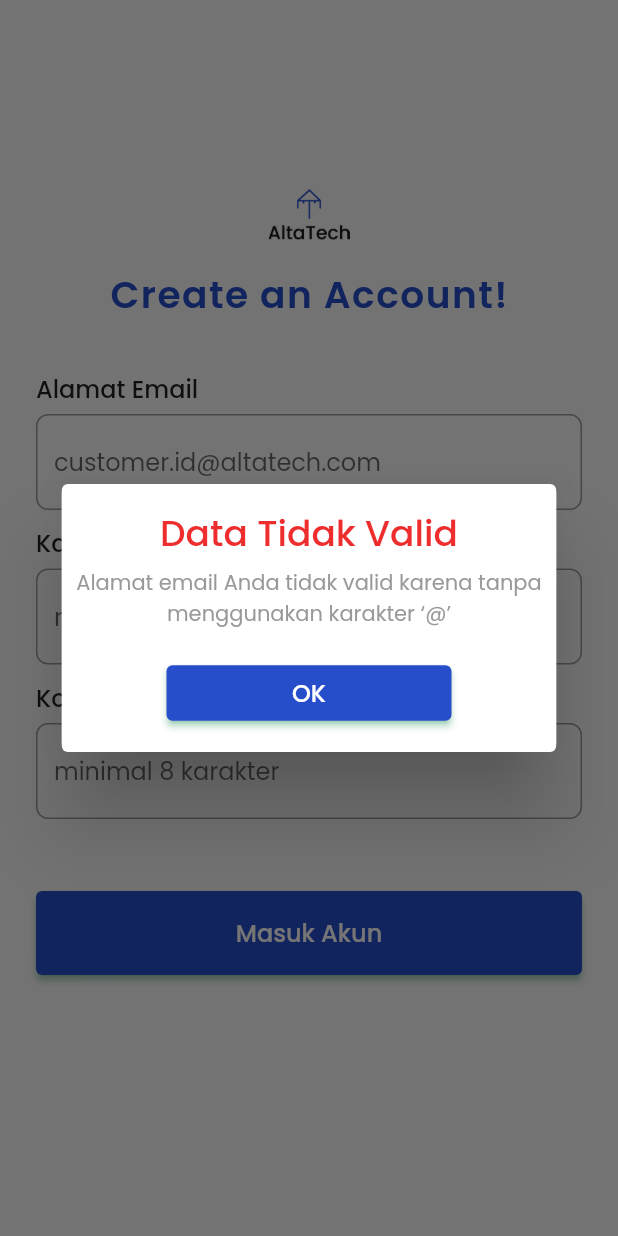
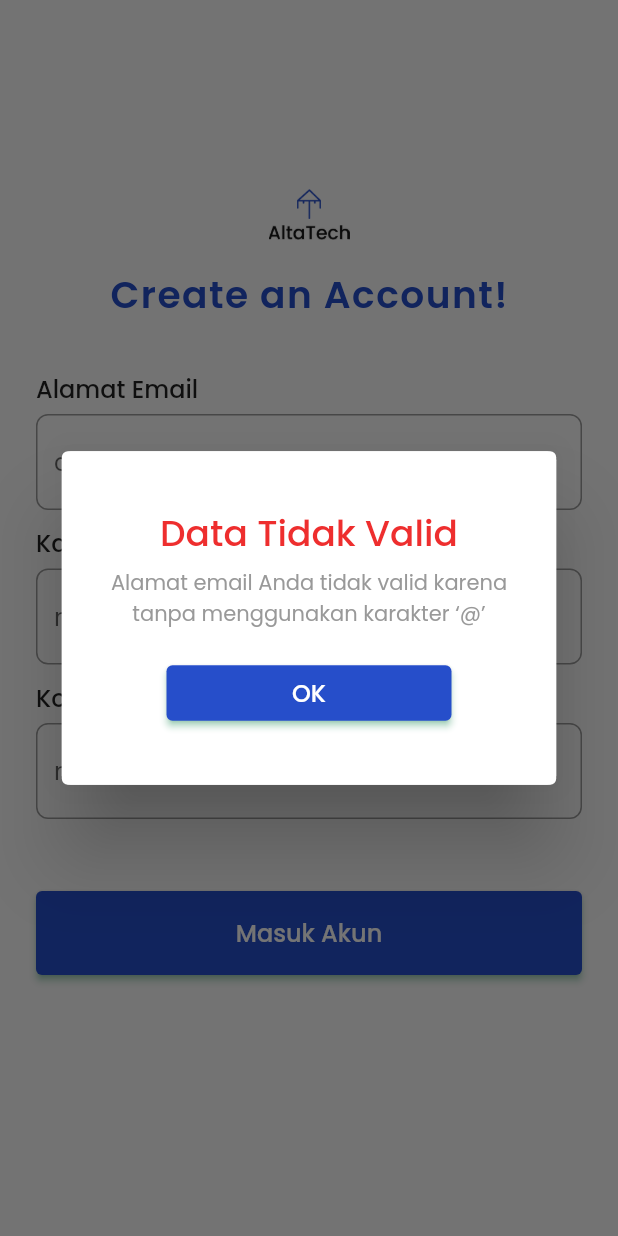
Before and after one commit to Kelompok-17-Capstone/mobile_flutter, a Flutter app: the screen it shows after launch, after a tap on "Masuk Akun", on a phone screen of 412 x 824 dp. Run offline on Flutter 3.47's test engine with Material 2 defaults, Android fonts, the light colour scheme and no system bars; our stand-ins replace google_fonts.

Commit message:
update bug

```diff
--- a/lib/views/login.dart
+++ b/lib/views/login.dart
@@ -147,6 +147,7 @@ class _loginState extends State<login> {
                           context: context,
                           builder: (BuildContext context) {
                             return NotificationEmail(
+                              judul: 'Data Tidak Valid',
                               content: 'Alamat email Anda tidak valid karena tanpa menggunakan karakter ‘@’',
                             );
                           },
--- a/lib/views/reusableWidget.dart
+++ b/lib/views/reusableWidget.dart
@@ -57,13 +57,14 @@ class judulAtas extends StatelessWidget {
 
 class NotificationEmail extends StatelessWidget {
   final String content;
+  final String judul;
 
-  const NotificationEmail({required this.content});
+  const NotificationEmail({required this.content, required this.judul});
   @override
   Widget build(BuildContext context) {
     final screenSize = MediaQuery.of(context).size;
     final boxWidth = screenSize.width * 0.8;
-    final boxHeight = screenSize.height * 0.217;
+    final boxHeight = screenSize.height * 0.270;
 
     return Dialog(
       child: Container(
@@ -77,7 +78,7 @@ class NotificationEmail extends StatelessWidget {
           mainAxisAlignment: MainAxisAlignment.center,
           children: [
             Text(
-              'Data Tidak Valid',
+              judul,
               style: GoogleFonts.poppins(
                 fontWeight: FontWeight.w500,
                 color: Color.fromRGBO(238, 46, 46, 1),
@@ -85,13 +86,16 @@ class NotificationEmail extends StatelessWidget {
               ),
             ),
             SizedBox(height: 4),
-            Text(
+            Padding(
+              padding: const EdgeInsets.fromLTRB(20, 0, 20, 0),
+              child: Text(
                 content,
                 textAlign: TextAlign.center,
                 style: GoogleFonts.poppins(
                   fontWeight: FontWeight.w400,
                   color: Color.fromRGBO(153, 153, 153, 1),
                   fontSize: 14,
+                ),
               ),
             ),
             SizedBox(height: 18),
```
Lines whose indentation alone changed are shown as unchanged.
